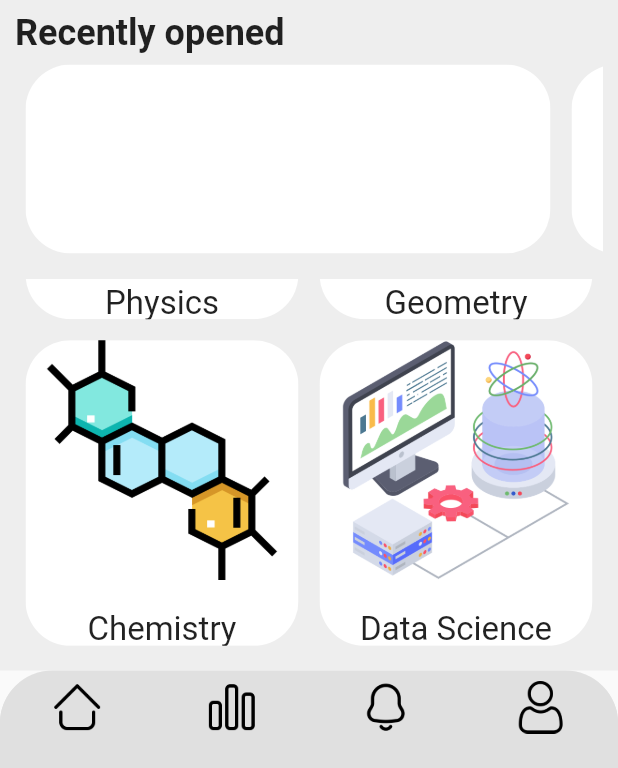
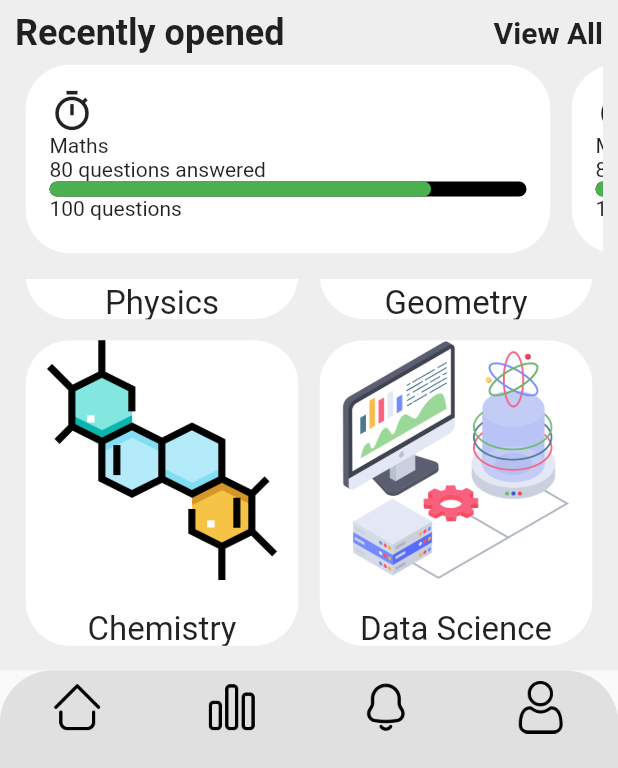
Before and after one commit to Adomakojohn/quizapp, a Flutter app: the screen it shows after launch, scrolled down 184 dp, on a phone screen of 412 x 824 dp, the part 468-1236 px from its top. Run offline on Flutter 3.47's test engine with Material 2 defaults, Android fonts, the phone set to English and light mode, and no system bars; our stand-ins replace percent_indicator.

Commit message:
added some features

```diff
--- a/lib/models/category_model.dart
+++ b/lib/models/category_model.dart
@@ -46,11 +46,12 @@ class RecentlyLearnt extends StatefulWidget {
   final String subjectName;
   final String topicName;
   final String questionsAnswered;
+  final child;
   const RecentlyLearnt(
       {super.key,
       required this.subjectName,
       required this.topicName,
-      required this.questionsAnswered});
+      required this.questionsAnswered, required this.child});
 
   @override
   State<RecentlyLearnt> createState() => _RecentlyLearntState();
@@ -67,7 +68,21 @@ class _RecentlyLearntState extends State<RecentlyLearnt> {
           height: 100,
           width: 350,
           color: Colors.white,
-
+         child: Padding(
+           padding: const EdgeInsets.all(16),
+           child: Column( mainAxisAlignment: MainAxisAlignment.start,
+           crossAxisAlignment: CrossAxisAlignment.start,
+            children:  [
+             const  Icon(Icons.timer_outlined, size: 30,),
+              Text(widget.subjectName),
+              Text(widget.topicName),
+              Container(
+                child: widget.child,
+              ),
+              Text(widget.questionsAnswered)
+            ],
+           ),
+         ),
         ),
       ),
     );
--- a/lib/screens/home_screen.dart
+++ b/lib/screens/home_screen.dart
@@ -2,6 +2,7 @@
 
 import 'package:flutter/material.dart';
 import 'package:quizapp/models/category_model.dart';
+import 'package:percent_indicator/percent_indicator.dart';
 
 class HomePage extends StatefulWidget {
   const HomePage({super.key});
@@ -89,7 +90,12 @@ class _HomePageState extends State<HomePage> {
                       imagePath: "Assets/icons/colour.png"),
                 ],
               ),
-             const  Text("Recently opened", style: TextStyle(fontSize: 24, fontWeight: FontWeight.w700),),
+            const Row( mainAxisAlignment: MainAxisAlignment.spaceBetween,
+               children: [
+                   Text("Recently opened", style: TextStyle(fontSize: 24, fontWeight: FontWeight.w700),),
+                   Text("View All", style: TextStyle(fontSize: 20, fontWeight: FontWeight.w700),),
+               ],
+             ),
               Container(
                 height: 140,
                 width: double.infinity,
@@ -97,10 +103,12 @@ class _HomePageState extends State<HomePage> {
                   itemCount: 3,
                   scrollDirection: Axis.horizontal,
                   itemBuilder: (context, index) {
-                    return const RecentlyLearnt(
-                      questionsAnswered: "",
-                      subjectName: "",
-                      topicName: "",
+                    return RecentlyLearnt(
+                      subjectName: "Maths",
+                      topicName: "80 questions answered",
+                        questionsAnswered: "100 questions",
+                      child: LinearProgressIndicator(borderRadius: BorderRadius.circular(20),minHeight: 10,
+                        value: 80/100, color: Colors.green,backgroundColor: Colors.black),
                     );
                   },
                 ),
--- a/pubspec.yaml
+++ b/pubspec.yaml
@@ -36,6 +36,7 @@ dependencies:
   # Use with the CupertinoIcons class for iOS style icons.
   cupertino_icons: ^1.0.2
   google_fonts: ^6.1.0
+  percent_indicator: ^4.2.3
 
 dev_dependencies:
   flutter_test:
```
